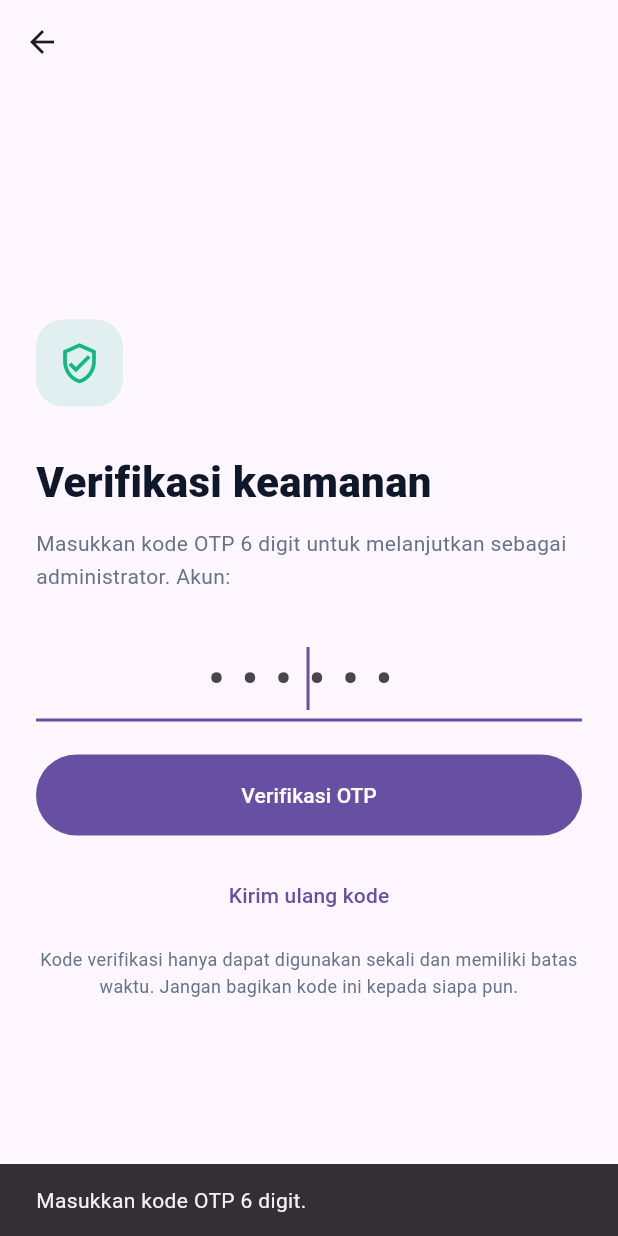
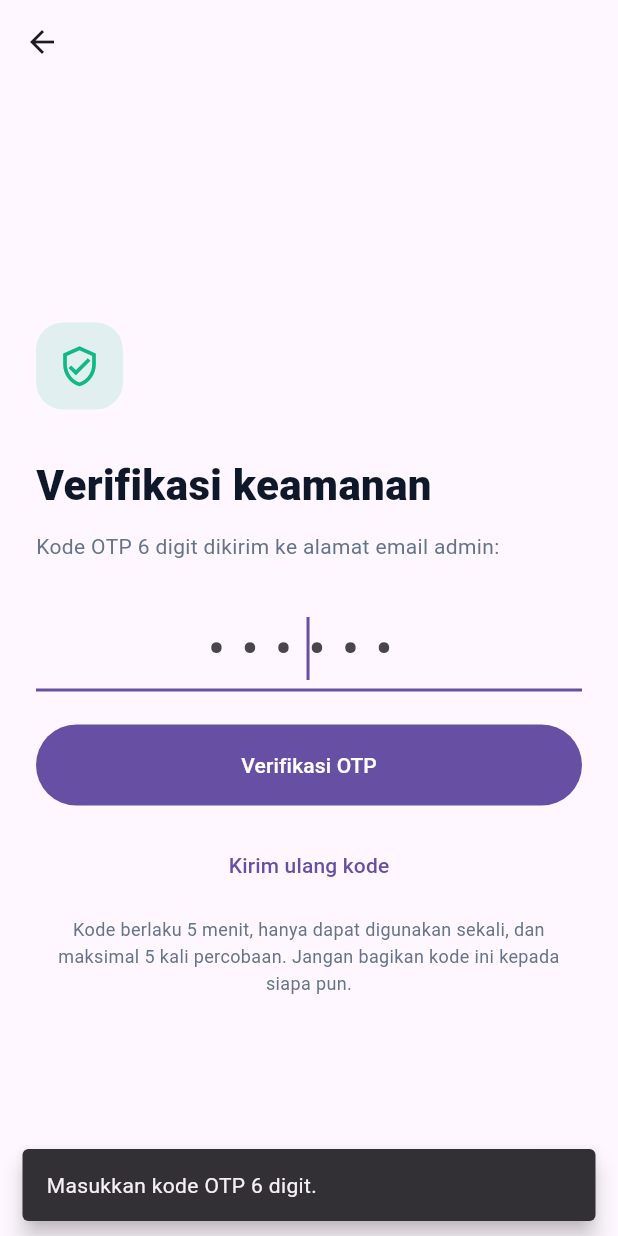
Before and after one commit to rianalfahri49-star/asn-platform, a Flutter app: the OtpVerificationScreen screen opened directly with empty values, after a tap on "Verifikasi OTP", on a phone screen of 412 x 824 dp. Run offline on Flutter 3.47's test engine with Material 3 defaults, Android fonts, the phone set to English and light mode, and no system bars; our stand-ins replace supabase_flutter; accounts and stored records are empty.

Commit message:
Connect admin email OTP authentication: apps/admin_mobile/lib/features/auth/otp_screen.dart

```diff
--- a/apps/admin_mobile/lib/features/auth/otp_screen.dart
+++ b/apps/admin_mobile/lib/features/auth/otp_screen.dart
@@ -33,15 +33,15 @@ class _OtpVerificationScreenState extends State<OtpVerificationScreen> {
   Future<void> _verify() async {
     final code = _codeController.text.trim();
     if (code.length != 6) {
-      ScaffoldMessenger.of(context).showSnackBar(
-        const SnackBar(content: Text('Masukkan kode OTP 6 digit.')),
-      );
+      _showMessage('Masukkan kode OTP 6 digit.');
       return;
     }
 
     setState(() => _isSubmitting = true);
     try {
       await widget.onVerify(code);
+    } catch (error) {
+      _showMessage(error.toString().replaceFirst('Exception: ', ''));
     } finally {
       if (mounted) setState(() => _isSubmitting = false);
     }
@@ -51,9 +51,19 @@ class _OtpVerificationScreenState extends State<OtpVerificationScreen> {
     setState(() => _isResending = true);
     try {
       await widget.onResend();
+      _showMessage('Jika permintaan diterima, kode baru akan dikirim ke email.');
+    } catch (error) {
+      _showMessage(error.toString().replaceFirst('Exception: ', ''));
     } finally {
       if (mounted) setState(() => _isResending = false);
     }
+  }
+
+  void _showMessage(String message) {
+    if (!mounted) return;
+    ScaffoldMessenger.of(context).showSnackBar(
+      SnackBar(content: Text(message), behavior: SnackBarBehavior.floating),
+    );
   }
 
   @override
@@ -93,7 +103,7 @@ class _OtpVerificationScreenState extends State<OtpVerificationScreen> {
                   ),
                   const SizedBox(height: 10),
                   Text(
-                    'Masukkan kode OTP 6 digit untuk melanjutkan sebagai administrator. Akun: ${widget.email}',
+                    'Kode OTP 6 digit dikirim ke alamat email admin: ${widget.email}',
                     style: const TextStyle(
                       color: AppTheme.muted,
                       height: 1.55,
@@ -140,14 +150,12 @@ class _OtpVerificationScreenState extends State<OtpVerificationScreen> {
                   Center(
                     child: TextButton(
                       onPressed: _isResending ? null : _resend,
-                      child: Text(
-                        _isResending ? 'Mengirim ulang...' : 'Kirim ulang kode',
-                      ),
+                      child: Text(_isResending ? 'Mengirim ulang...' : 'Kirim ulang kode'),
                     ),
                   ),
                   const SizedBox(height: 10),
                   const Text(
-                    'Kode verifikasi hanya dapat digunakan sekali dan memiliki batas waktu. Jangan bagikan kode ini kepada siapa pun.',
+                    'Kode berlaku 5 menit, hanya dapat digunakan sekali, dan maksimal 5 kali percobaan. Jangan bagikan kode ini kepada siapa pun.',
                     textAlign: TextAlign.center,
                     style: TextStyle(
                       color: AppTheme.muted,
```
